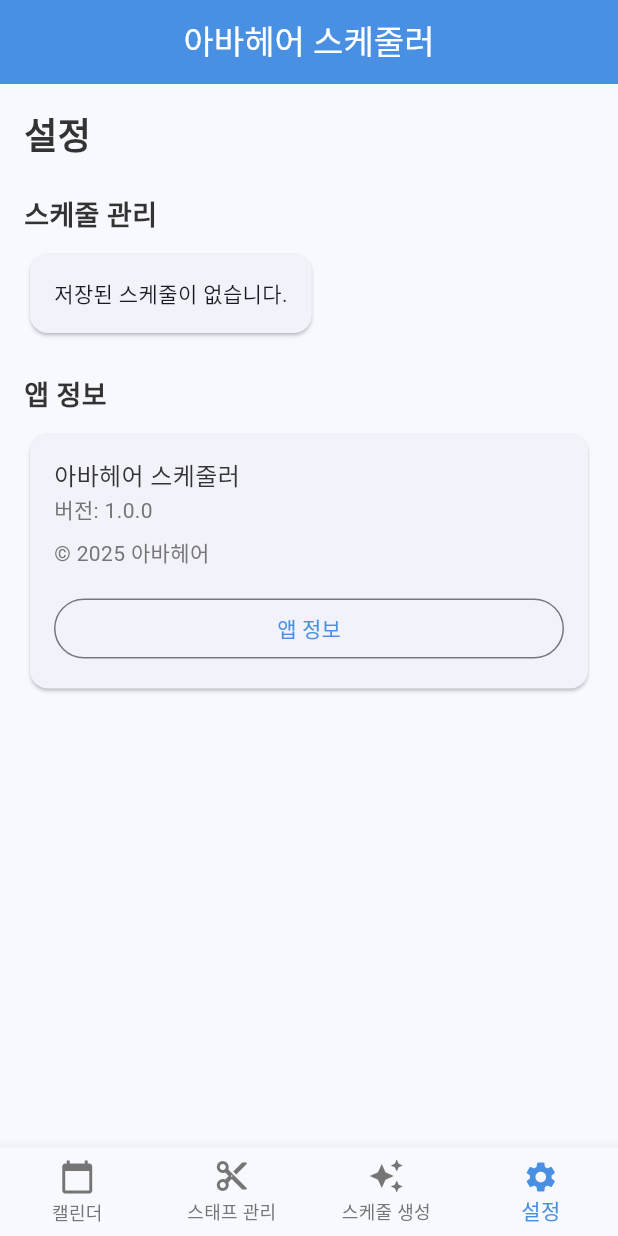
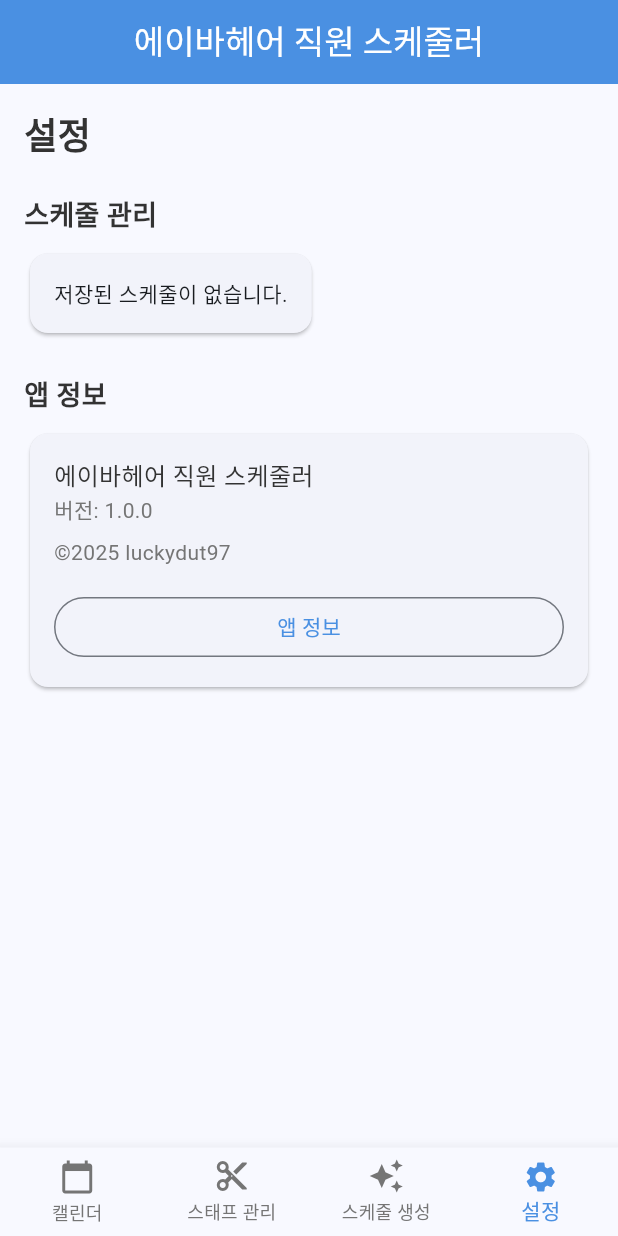
Before and after one commit to luckydut97/avahair_work_scheduler, a Flutter app: the screen it shows after launch, item 4 of the bottom bar chosen, on a phone screen of 412 x 824 dp. Run offline on Flutter 3.47's test engine with Material 3 defaults, Android fonts, the phone set to English and light mode, and no system bars; our stand-ins replace screenshot, share_plus, shared_preferences, table_calendar; Roboto replaces fonts that are missing (Pretendard).

Commit message:
feat: 간단한 텍스트 변경

```diff
--- a/lib/main.dart
+++ b/lib/main.dart
@@ -31,7 +31,7 @@ class MyApp extends StatelessWidget {
   @override
   Widget build(BuildContext context) {
     return MaterialApp(
-      title: '아바헤어 스케줄러',
+      title: '에이바헤어 직원 스케줄러',
       theme: ThemeData(
         colorScheme: ColorScheme.fromSeed(
           seedColor: const Color(0xFF4A90E2),
--- a/lib/screens/settings_screen.dart
+++ b/lib/screens/settings_screen.dart
@@ -35,10 +35,10 @@ class SettingsScreen extends StatelessWidget {
                 child: Column(
                   crossAxisAlignment: CrossAxisAlignment.start,
                   children: [
-                    const Text('아바헤어 스케줄러', style: AppTextStyles.body),
+                    const Text('에이바헤어 직원 스케줄러', style: AppTextStyles.body),
                     const Text('버전: 1.0.0', style: AppTextStyles.bodySmall),
                     const SizedBox(height: 8),
-                    const Text('© 2025 아바헤어', style: AppTextStyles.bodySmall),
+                    const Text('©2025 luckydut97', style: AppTextStyles.bodySmall),
                     const SizedBox(height: 16),
                     SizedBox(
                       width: double.infinity,
@@ -199,7 +199,7 @@ class SettingsScreen extends StatelessWidget {
   void _showAboutDialog(BuildContext context) {
     showAboutDialog(
       context: context,
-      applicationName: '아바헤어 스케줄러',
+      applicationName: '에이바헤어 직원 스케줄러',
       applicationVersion: '1.0.0',
       applicationIcon: const Icon(AppIcons.calendar, size: 48, color: AppColors.primary),
       applicationLegalese: '© 2025 아바헤어 All rights reserved.',
--- a/lib/services/share_service.dart
+++ b/lib/services/share_service.dart
@@ -32,7 +32,7 @@ class ShareService {
         // 파일 공유
         await Share.shareXFiles(
           [XFile(file.path)],
-          text: '아바헤어 스케줄',
+          text: '에이바헤어 직원 스케줄러',
         );
       }
     } catch (e) {
--- a/lib/utils/constants.dart
+++ b/lib/utils/constants.dart
@@ -42,7 +42,7 @@ class AppTextStyles {
 }
 
 class AppStrings {
-  static const appTitle = '아바헤어 스케줄러';
+  static const appTitle = '에이바헤어 직원 스케줄러';
   static const homePage = '홈';
   static const calendarPage = '캘린더';
   static const staffPage = '스태프 관리';
```
